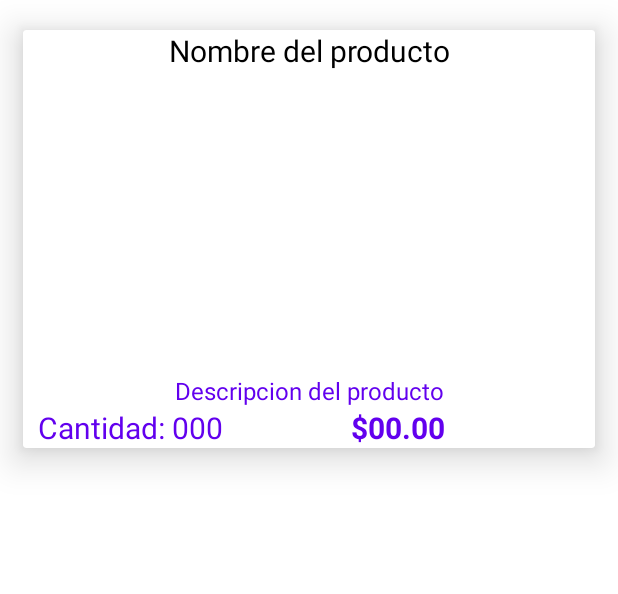
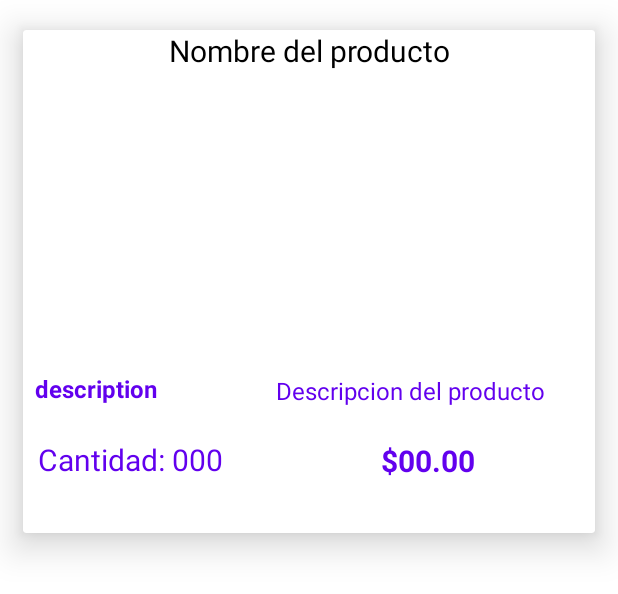
Before and after one commit to JosueAlvarado50/DreamShopApp, an Android app: the layout productos_item_layout.xml on its own in the app's theme, with its tools: preview values and no code run, on a phone screen of 412 x 824 dp. Shown: the top 594 px of the screen. Run offline under Robolectric (Android 15) with nearby library versions, the phone set to English and light mode, and no system bars.

Commit message:
nuevos produductos
se agregaron productos y se ajustaron los card

```diff
--- a/DreamShop/app/src/main/java/mx/ita/sneaker_app3/ProductoViewHolder.java
+++ b/DreamShop/app/src/main/java/mx/ita/sneaker_app3/ProductoViewHolder.java
@@ -8,7 +8,7 @@ import android.widget.TextView;
 import androidx.recyclerview.widget.RecyclerView;
 
 public class ProductoViewHolder extends RecyclerView.ViewHolder implements View.OnClickListener {
-    public TextView productoNom, productoDescripcion, productoPrecio, productoCantidad;
+    public TextView productoNom, productoDescripcion, productoPrecio, productoCantidad,productoDescripcion1;
     public ImageView productoImagen;
     public ItemClickListener listener;
 
@@ -16,6 +16,7 @@ public class ProductoViewHolder extends RecyclerView.ViewHolder implements View.
         super(itemView);
 
         productoNom = (TextView) itemView.findViewById(R.id.producto_nombre);
+        productoDescripcion1 = (TextView) itemView.findViewById(R.id.producto_descripcion1);
         productoDescripcion = (TextView) itemView.findViewById(R.id.producto_descripcion);
         productoCantidad = (TextView) itemView.findViewById(R.id.producto_cantidad);
         productoPrecio = (TextView) itemView.findViewById(R.id.producto_precio);
--- a/DreamShop/app/src/main/res/layout/activity_setup.xml
+++ b/DreamShop/app/src/main/res/layout/activity_setup.xml
@@ -24,6 +24,7 @@
         android:layout_below="@id/encabezado"
         android:layout_centerHorizontal="true"
         android:layout_marginTop="20dp"
+        android:scaleType="centerInside"
         android:src="@drawable/welcome"
         android:visibility="invisible"
         app:civ_border_color="@color/black"
--- a/DreamShop/app/src/main/res/layout/app_layout_principal.xml
+++ b/DreamShop/app/src/main/res/layout/app_layout_principal.xml
@@ -12,7 +12,10 @@
     <Toolbar
         android:layout_width="match_parent"
         android:layout_height="?attr/actionBarSize"
-        android:background="?attr/colorOnPrimary"
+        android:background="@color/black"
+        android:titleTextColor="@color/white"
+        android:title="Productos"
+
         android:popupTheme="@style/AppTheme.PopupOverlay"/>
     </com.google.android.material.appbar.AppBarLayout>
 
--- a/DreamShop/app/src/main/res/layout/contenido_principal.xml
+++ b/DreamShop/app/src/main/res/layout/contenido_principal.xml
@@ -11,6 +11,6 @@
         android:id="@+id/recicler_menu"
         android:layout_width="match_parent"
         android:layout_height="match_parent"
-        android:scrollbars="vertical"/>
+        android:scrollbars="vertical" />
 
 </RelativeLayout>
--- a/DreamShop/app/src/main/res/layout/fragment_cuatro.xml
+++ b/DreamShop/app/src/main/res/layout/fragment_cuatro.xml
@@ -5,6 +5,7 @@
     android:layout_width="match_parent"
     android:layout_height="match_parent"
     tools:context=".FragmentCuatro">
+
 
     <androidx.recyclerview.widget.RecyclerView
         android:id="@+id/recycler_ordenes"
@@ -15,5 +16,4 @@
 
 
 
-
 </RelativeLayout>
--- a/DreamShop/app/src/main/res/layout/productos_item_layout.xml
+++ b/DreamShop/app/src/main/res/layout/productos_item_layout.xml
@@ -11,15 +11,16 @@
 
     <RelativeLayout
         android:layout_width="match_parent"
-        android:layout_height="match_parent">
+        android:layout_height="335dp">
+
         <TextView
             android:id="@+id/producto_nombre"
             android:layout_width="match_parent"
             android:layout_height="wrap_content"
             android:text="Nombre del producto"
             android:textAlignment="center"
-            android:textSize="20dp"
-            android:textColor="@color/black" />
+            android:textColor="@color/black"
+            android:textSize="20dp" />
 
         <ImageView
             android:id="@+id/producto_imagen"
@@ -27,33 +28,65 @@
             android:layout_height="200dp"
             android:layout_below="@id/producto_nombre"
             android:layout_marginTop="2dp"
-            android:scaleType="centerCrop" />
+            android:scaleType="centerInside" />
+
+
+        <TextView
+            android:id="@+id/producto_descripcion1"
+            android:layout_width="wrap_content"
+            android:layout_height="wrap_content"
+            android:layout_below="@id/producto_imagen"
+            android:layout_marginStart="-125dp"
+
+            android:layout_marginTop="-1dp"
+            android:layout_toEndOf="@id/producto_cantidad"
+            android:text="description"
+            android:textAlignment="center"
+            android:textColor="@color/purple_500"
+            android:textSize="16dp"
+            android:textStyle="bold" />
+
         <TextView
             android:id="@+id/producto_descripcion"
-            android:layout_width="match_parent"
+            android:layout_width="wrap_content"
             android:layout_height="wrap_content"
             android:layout_below="@id/producto_imagen"
+            android:layout_alignParentEnd="true"
+
+            android:layout_marginStart="69dp"
+            android:layout_marginTop="0dp"
+            android:layout_marginEnd="23dp"
+            android:layout_toEndOf="@+id/producto_descripcion1"
+            android:text="Descripcion del producto"
             android:textAlignment="center"
-            android:textSize="16dp"
-            android:text="Descripcion del producto"
-            android:textColor="@color/purple_500"/>
+            android:textColor="@color/purple_500"
+            android:textSize="16dp" />
+
         <TextView
             android:id="@+id/producto_cantidad"
             android:layout_width="wrap_content"
             android:layout_height="wrap_content"
             android:layout_below="@id/producto_descripcion"
+            android:layout_alignParentBottom="true"
+            android:layout_marginStart="10dp"
+            android:layout_marginTop="21dp"
+            android:layout_marginBottom="18dp"
+            android:text="Cantidad: 000"
             android:textAlignment="center"
-            android:textSize="20dp"
-            android:text="Cantidad: 000"
             android:textColor="@color/purple_500"
-            android:layout_marginStart="10dp"/>
+            android:textSize="20dp" />
 
         <TextView
             android:id="@+id/producto_precio"
             android:layout_width="wrap_content"
             android:layout_height="wrap_content"
             android:layout_below="@id/producto_descripcion"
-            android:layout_marginStart="85dp"
+            android:layout_alignParentEnd="true"
+            android:layout_alignParentBottom="true"
+            android:layout_marginStart="105dp"
+            android:layout_marginTop="22dp"
+            android:layout_marginEnd="79dp"
+            android:layout_marginBottom="16dp"
             android:layout_toEndOf="@id/producto_cantidad"
             android:text="$00.00"
             android:textAlignment="center"
```
